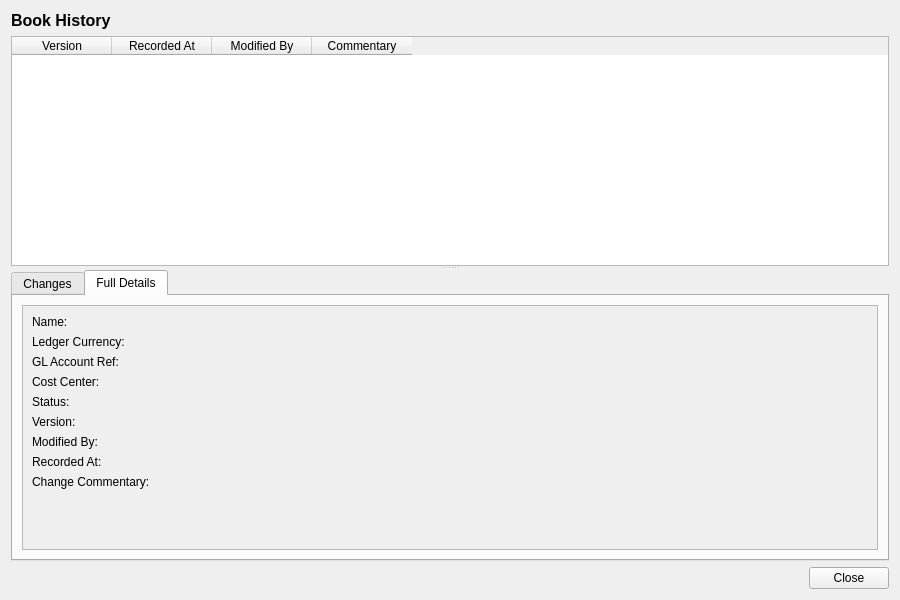
Qt form projects/ores.qt/refdata/ui/BookHistoryDialog.ui (OreStudio/OreStudio) before a commit.
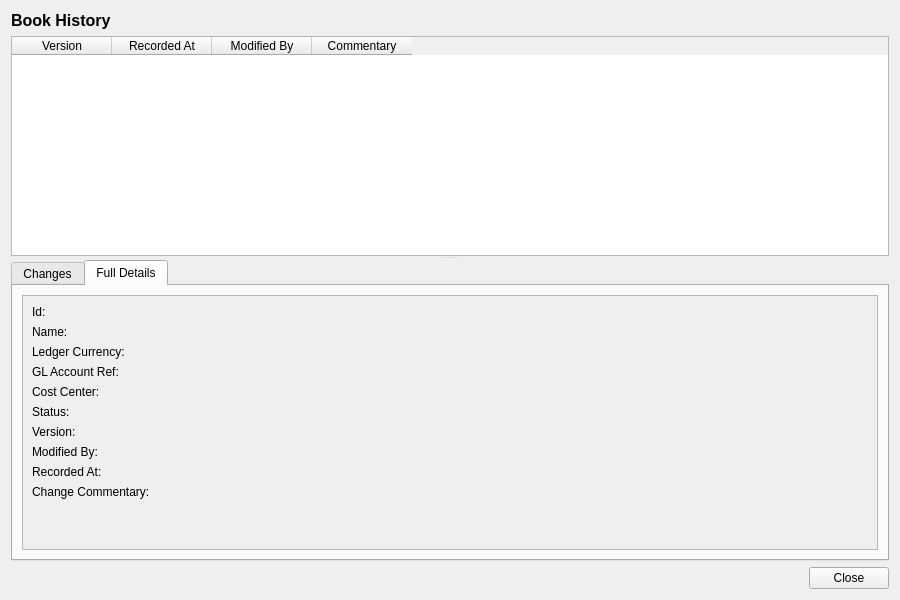
The same form after that commit. The open tabs and pages were chosen to show the change.

Commit message: [ores.qt,ores.codegen,ores.refdata] Fix Book Qt save/rename/history bugs; land 3 new codegen capabilities

What changed in the file:
```diff
--- a/projects/ores.qt/refdata/ui/BookHistoryDialog.ui
+++ b/projects/ores.qt/refdata/ui/BookHistoryDialog.ui
@@ -150,125 +150,139 @@
               </property>
               <layout class="QFormLayout" name="formLayout">
                <item row="0" column="0">
+                <widget class="QLabel" name="idLabel">
+                 <property name="text">
+                  <string>Id:</string>
+                 </property>
+                </widget>
+               </item>
+               <item row="0" column="1">
+                <widget class="QLabel" name="idValue">
+                 <property name="text">
+                  <string/>
+                 </property>
+                </widget>
+               </item>
+               <item row="1" column="0">
                 <widget class="QLabel" name="nameLabel">
                  <property name="text">
                   <string>Name:</string>
                  </property>
                 </widget>
                </item>
-               <item row="0" column="1">
+               <item row="1" column="1">
                 <widget class="QLabel" name="nameValue">
                  <property name="text">
                   <string/>
                  </property>
                 </widget>
                </item>
-               <item row="1" column="0">
+               <item row="2" column="0">
                 <widget class="QLabel" name="ledger_ccyLabel">
                  <property name="text">
                   <string>Ledger Currency:</string>
                  </property>
                 </widget>
                </item>
-               <item row="1" column="1">
+               <item row="2" column="1">
                 <widget class="QLabel" name="ledgerCcyValue">
                  <property name="text">
                   <string/>
                  </property>
                 </widget>
                </item>
-               <item row="2" column="0">
+               <item row="3" column="0">
                 <widget class="QLabel" name="gl_account_refLabel">
                  <property name="text">
                   <string>GL Account Ref:</string>
                  </property>
                 </widget>
                </item>
-               <item row="2" column="1">
+               <item row="3" column="1">
                 <widget class="QLabel" name="glAccountRefValue">
                  <property name="text">
                   <string/>
                  </property>
                 </widget>
                </item>
-               <item row="3" column="0">
+               <item row="4" column="0">
                 <widget class="QLabel" name="cost_centerLabel">
                  <property name="text">
                   <string>Cost Center:</string>
                  </property>
                 </widget>
                </item>
-               <item row="3" column="1">
+               <item row="4" column="1">
                 <widget class="QLabel" name="costCenterValue">
                  <property name="text">
                   <string/>
                  </property>
                 </widget>
                </item>
-               <item row="4" column="0">
+               <item row="5" column="0">
                 <widget class="QLabel" name="book_statusLabel">
                  <property name="text">
                   <string>Status:</string>
                  </property>
                 </widget>
                </item>
-               <item row="4" column="1">
+               <item row="5" column="1">
                 <widget class="QLabel" name="bookStatusValue">
                  <property name="text">
                   <string/>
                  </property>
                 </widget>
                </item>
-               <item row="5" column="0">
+               <item row="6" column="0">
                 <widget class="QLabel" name="versionNumberLabel">
                  <property name="text">
                   <string>Version:</string>
                  </property>
                 </widget>
                </item>
-               <item row="5" column="1">
+               <item row="6" column="1">
                 <widget class="QLabel" name="versionNumberValue">
                  <property name="text">
                   <string/>
                  </property>
                 </widget>
                </item>
-               <item row="6" column="0">
+               <item row="7" column="0">
                 <widget class="QLabel" name="modifiedByLabel">
                  <property name="text">
                   <string>Modified By:</string>
                  </property>
                 </widget>
                </item>
-               <item row="6" column="1">
+               <item row="7" column="1">
                 <widget class="QLabel" name="modifiedByValue">
                  <property name="text">
                   <string/>
                  </property>
                 </widget>
                </item>
-               <item row="7" column="0">
+               <item row="8" column="0">
                 <widget class="QLabel" name="recordedAtLabel">
                  <property name="text">
                   <string>Recorded At:</string>
                  </property>
                 </widget>
                </item>
-               <item row="7" column="1">
+               <item row="8" column="1">
                 <widget class="QLabel" name="recordedAtValue">
                  <property name="text">
                   <string/>
                  </property>
                 </widget>
                </item>
-               <item row="8" column="0">
+               <item row="9" column="0">
                 <widget class="QLabel" name="changeCommentaryLabel">
                  <property name="text">
                   <string>Change Commentary:</string>
                  </property>
                 </widget>
                </item>
-               <item row="8" column="1">
+               <item row="9" column="1">
                 <widget class="QLabel" name="changeCommentaryValue">
                  <property name="text">
                   <string/>
```
The commit also changes 20 other files.
